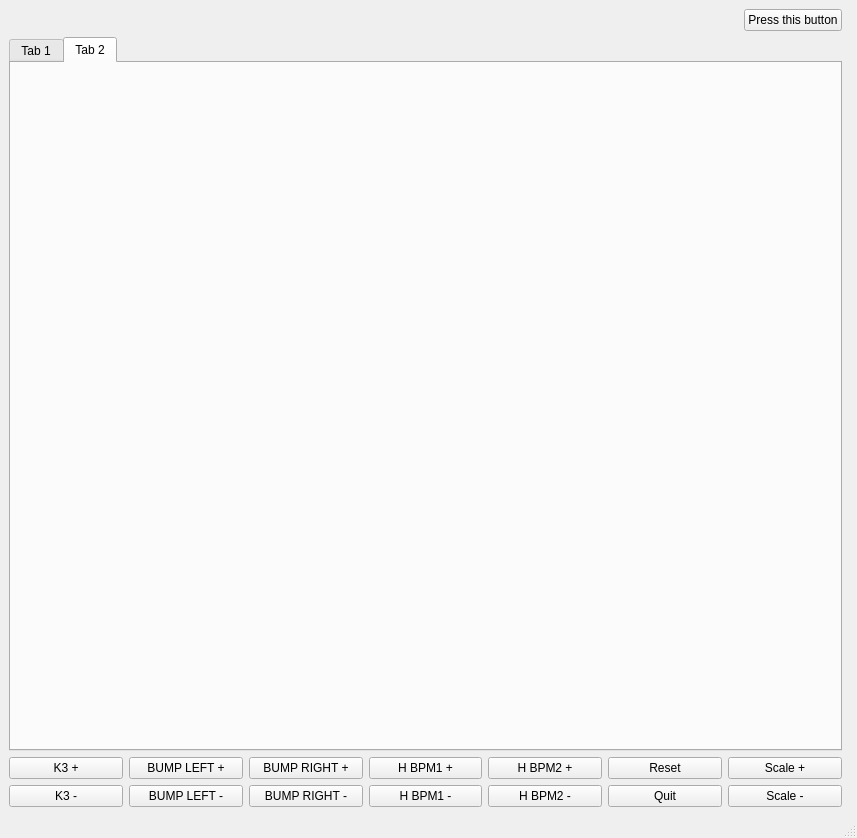
Qt form i10chicgui.ui (DiamondLightSource/i10switching) before a commit.
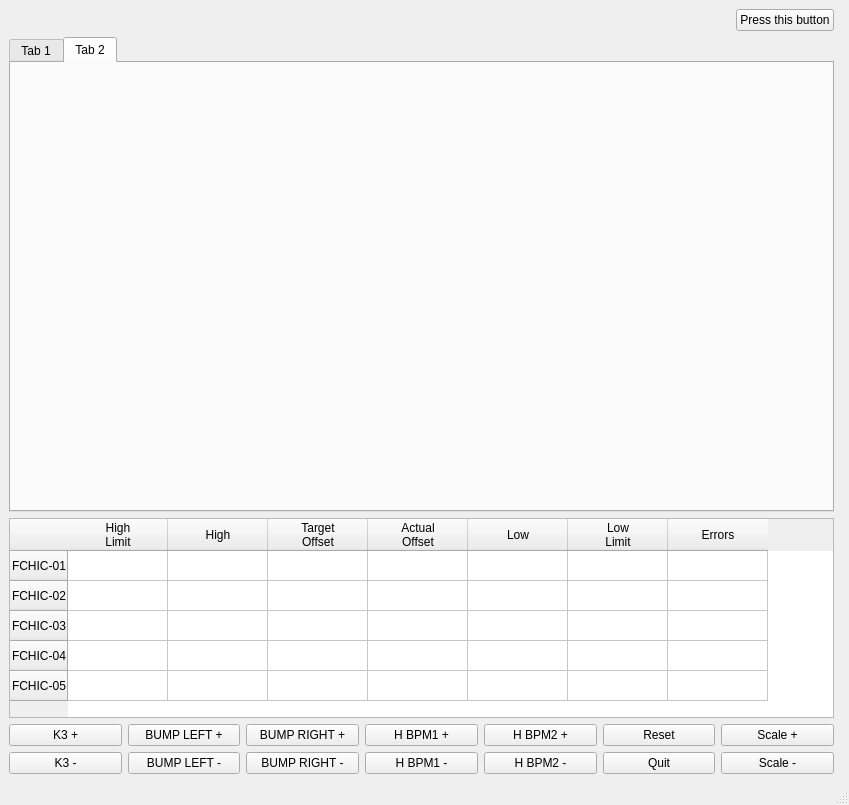
The same form after that commit. The open tabs and pages were chosen to show the change.

Commit message: Added table to i10acc

What changed in the file:
```diff
--- a/i10chicgui.ui
+++ b/i10chicgui.ui
@@ -6,8 +6,8 @@
    <rect>
     <x>0</x>
     <y>0</y>
-    <width>857</width>
-    <height>838</height>
+    <width>849</width>
+    <height>805</height>
    </rect>
   </property>
   <property name="windowTitle">
@@ -18,7 +18,7 @@
   </property>
   <widget class="QWidget" name="centralwidget">
    <layout class="QGridLayout" name="gridLayout">
-    <item row="7" column="0">
+    <item row="8" column="0">
      <layout class="QGridLayout" name="gridLayout_3">
       <item row="0" column="0">
        <widget class="QPushButton" name="kplusButton">
@@ -194,7 +194,7 @@
           <x>0</x>
           <y>0</y>
           <width>821</width>
-          <height>621</height>
+          <height>401</height>
          </rect>
         </property>
         <layout class="QVBoxLayout" name="graphLayout2"/>
@@ -205,6 +205,121 @@
     <item row="1" column="0" colspan="2">
      <layout class="QVBoxLayout" name="matplotlib_layout"/>
     </item>
+    <item row="7" column="0">
+     <widget class="QTableWidget" name="table_widget">
+      <property name="minimumSize">
+       <size>
+        <width>0</width>
+        <height>160</height>
+       </size>
+      </property>
+      <property name="maximumSize">
+       <size>
+        <width>16777215</width>
+        <height>200</height>
+       </size>
+      </property>
+      <property name="verticalScrollBarPolicy">
+       <enum>Qt::ScrollBarAlwaysOff</enum>
+      </property>
+      <property name="horizontalScrollBarPolicy">
+       <enum>Qt::ScrollBarAlwaysOff</enum>
+      </property>
+      <property name="autoScroll">
+       <bool>false</bool>
+      </property>
+      <property name="tabKeyNavigation">
+       <bool>false</bool>
+      </property>
+      <property name="showDropIndicator" stdset="0">
+       <bool>false</bool>
+      </property>
+      <property name="dragDropOverwriteMode">
+       <bool>false</bool>
+      </property>
+      <property name="selectionMode">
+       <enum>QAbstractItemView::NoSelection</enum>
+      </property>
+      <property name="cornerButtonEnabled">
+       <bool>false</bool>
+      </property>
+      <property name="rowCount">
+       <number>5</number>
+      </property>
+      <property name="columnCount">
+       <number>7</number>
+      </property>
+      <row>
+       <property name="text">
+        <string>FCHIC-01</string>
+       </property>
+      </row>
+      <row>
+       <property name="text">
+        <string>FCHIC-02</string>
+       </property>
+      </row>
+      <row>
+       <property name="text">
+        <string>FCHIC-03</string>
+       </property>
+      </row>
+      <row>
+       <property name="text">
+        <string>FCHIC-04</string>
+       </property>
+      </row>
+      <row>
+       <property name="text">
+        <string>FCHIC-05</string>
+       </property>
+      </row>
+      <column>
+       <property name="text">
+        <string>High
+Limit</string>
+       </property>
+      </column>
+      <column>
+       <property name="text">
+        <string>High</string>
+       </property>
+      </column>
+      <column>
+       <property name="text">
+        <string>Target
+Offset</string>
+       </property>
+      </column>
+      <column>
+       <property name="text">
+        <string>Actual
+Offset</string>
+       </property>
+      </column>
+      <column>
+       <property name="text">
+        <string>Low</string>
+       </property>
+      </column>
+      <column>
+       <property name="text">
+        <string>Low
+Limit</string>
+       </property>
+      </column>
+      <column>
+       <property name="text">
+        <string>Errors</string>
+       </property>
+      </column>
+      <item row="0" column="0">
+       <property name="text">
+        <string/>
+       </property>
+      </item>
+     </widget>
+    </item>
    </layout>
   </widget>
   <widget class="QMenuBar" name="menubar">
```
Left out of the diff: 6 changed lines with no effect on the pictures. The commit also changes 3 other files.
